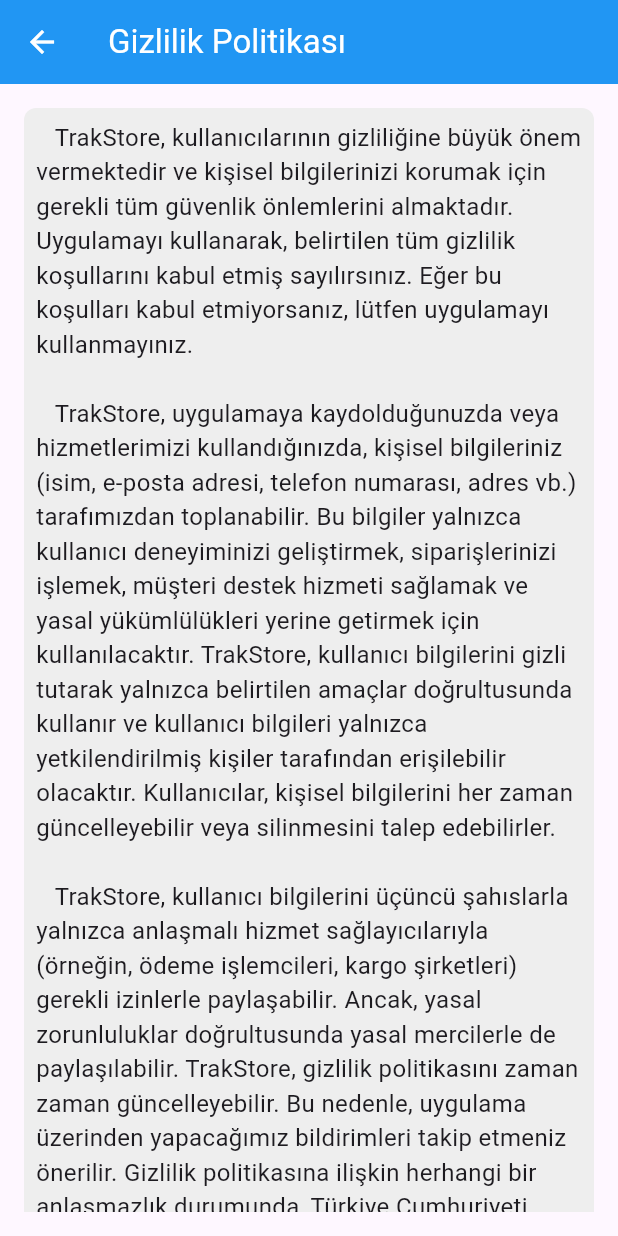
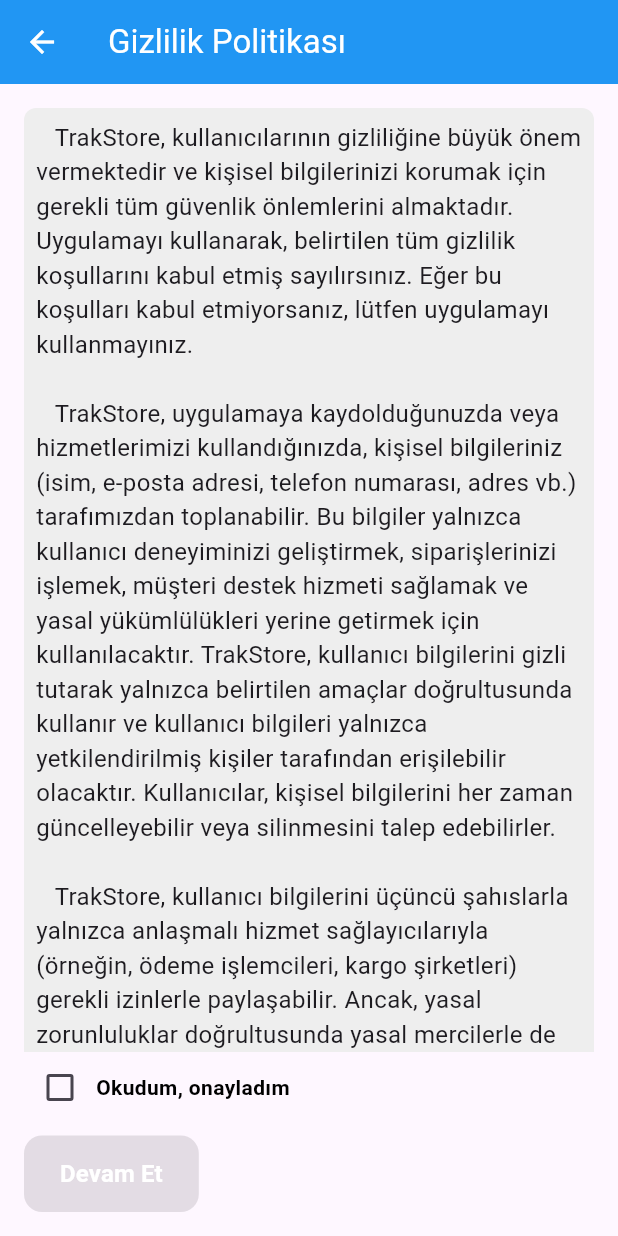
Before and after one commit to PolatAvci/yazilim_muh_proje, a Flutter app: the LoginPage screen opened directly, after a tap on "Gizlilik Politikamızı", on a phone screen of 412 x 824 dp. Run offline on Flutter 3.47's test engine with Material 3 defaults, Android fonts, the phone set to English and light mode, and no system bars; our stand-ins replace flutter_masked_text2, google_fonts; key blocks and very long unbroken strings in the code were emptied for the run.

Commit message:
Sipariş ve sipariş detay eklendi. Kullanıcı koşulları ve gizlilik sözleşmesi daha güçlü yapılandırıldı

```diff
--- a/lib/main.dart
+++ b/lib/main.dart
@@ -1,5 +1,7 @@
 import 'package:flutter/material.dart';
 import 'package:yazilim_muh_proje/pages/home_page.dart';
+import 'package:yazilim_muh_proje/pages/order_detail_page.dart';
+import 'package:yazilim_muh_proje/pages/orders_page.dart.dart';
 
 void main() {
   runApp(MaterialApp(debugShowCheckedModeBanner: false, home: HomePage()));
--- a/lib/pages/gizlilik_sozlesmesi_page.dart
+++ b/lib/pages/gizlilik_sozlesmesi_page.dart
@@ -1,12 +1,20 @@
 import 'package:flutter/material.dart';
+import 'package:yazilim_muh_proje/pages/home_page.dart';
 
-class GizlilikSozlesmesiPage extends StatelessWidget {
+class GizlilikSozlesmesiPage extends StatefulWidget {
+  const GizlilikSozlesmesiPage({super.key});
+
+  @override
+  _GizlilikSozlesmesiPageState createState() => _GizlilikSozlesmesiPageState();
+}
+
+class _GizlilikSozlesmesiPageState extends State<GizlilikSozlesmesiPage> {
+  bool isChecked = false;
+
   final String privacyText =
       "   TrakStore, kullanıcılarının gizliliğine büyük önem vermektedir ve kişisel bilgilerinizi korumak için gerekli tüm güvenlik önlemlerini almaktadır. Uygulamayı kullanarak, belirtilen tüm gizlilik koşullarını kabul etmiş sayılırsınız. Eğer bu koşulları kabul etmiyorsanız, lütfen uygulamayı kullanmayınız.\n\n"
       "   TrakStore, uygulamaya kaydolduğunuzda veya hizmetlerimizi kullandığınızda, kişisel bilgileriniz (isim, e-posta adresi, telefon numarası, adres vb.) tarafımızdan toplanabilir. Bu bilgiler yalnızca kullanıcı deneyiminizi geliştirmek, siparişlerinizi işlemek, müşteri destek hizmeti sağlamak ve yasal yükümlülükleri yerine getirmek için kullanılacaktır. TrakStore, kullanıcı bilgilerini gizli tutarak yalnızca belirtilen amaçlar doğrultusunda kullanır ve kullanıcı bilgileri yalnızca yetkilendirilmiş kişiler tarafından erişilebilir olacaktır. Kullanıcılar, kişisel bilgilerini her zaman güncelleyebilir veya silinmesini talep edebilirler.\n\n"
       "   TrakStore, kullanıcı bilgilerini üçüncü şahıslarla yalnızca anlaşmalı hizmet sağlayıcılarıyla (örneğin, ödeme işlemcileri, kargo şirketleri) gerekli izinlerle paylaşabilir. Ancak, yasal zorunluluklar doğrultusunda yasal mercilerle de paylaşılabilir. TrakStore, gizlilik politikasını zaman zaman güncelleyebilir. Bu nedenle, uygulama üzerinden yapacağımız bildirimleri takip etmeniz önerilir. Gizlilik politikasına ilişkin herhangi bir anlaşmazlık durumunda, Türkiye Cumhuriyeti yasalarına göre çözüme kavuşturulacaktır.";
-
-  const GizlilikSozlesmesiPage({super.key});
 
   @override
   Widget build(BuildContext context) {
@@ -18,22 +26,76 @@ class GizlilikSozlesmesiPage extends StatelessWidget {
         ),
         title: Text(
           'Gizlilik Politikası',
-          style: TextStyle(color: Colors.white), // Kalın yazı
+          style: TextStyle(color: Colors.white),
         ),
         backgroundColor: Colors.blue,
       ),
       body: Padding(
         padding: EdgeInsets.all(16.0),
-        child: SingleChildScrollView(
-          // Scrollable hale getirdim
-          child: Container(
-            padding: EdgeInsets.all(8.0), // Container içine padding ekledim
-            decoration: BoxDecoration(
-              color: Colors.grey.shade200, // Arka plan rengi
-              borderRadius: BorderRadius.circular(8.0), // Köşeleri yuvarlama
+        child: Column(
+          crossAxisAlignment: CrossAxisAlignment.start,
+          children: [
+            Expanded(
+              child: SingleChildScrollView(
+                child: Container(
+                  padding: EdgeInsets.all(8.0),
+                  decoration: BoxDecoration(
+                    color: Colors.grey.shade200,
+                    borderRadius: BorderRadius.circular(8.0),
+                  ),
+                  child: Text(privacyText, style: TextStyle(fontSize: 16)),
+                ),
+              ),
             ),
-            child: Text(privacyText, style: TextStyle(fontSize: 16)),
-          ),
+            Row(
+              children: [
+                Checkbox(
+                  value: isChecked,
+                  activeColor: Colors.green,
+                  onChanged: (bool? value) {
+                    setState(() {
+                      isChecked = value ?? false;
+                    });
+                  },
+                ),
+                Text(
+                  "Okudum, onayladım",
+                  style: TextStyle(
+                    fontWeight: FontWeight.bold,
+                    color: Colors.black,
+                  ),
+                ),
+              ],
+            ),
+            SizedBox(height: 8.0),
+            ElevatedButton(
+              onPressed:
+                  isChecked
+                      ? () {
+                        Navigator.pushAndRemoveUntil(
+                          context,
+                          MaterialPageRoute(builder: (context) => HomePage()),
+                          (route) => false,
+                        );
+                      }
+                      : null,
+              style: ElevatedButton.styleFrom(
+                backgroundColor: Colors.blue.shade600,
+                padding: EdgeInsets.symmetric(vertical: 14.0, horizontal: 24.0),
+                shape: RoundedRectangleBorder(
+                  borderRadius: BorderRadius.circular(12.0),
+                ),
+              ),
+              child: Text(
+                "Devam Et",
+                style: TextStyle(
+                  fontSize: 16,
+                  fontWeight: FontWeight.bold,
+                  color: Colors.white,
+                ),
+              ),
+            ),
+          ],
         ),
       ),
     );
--- a/lib/pages/login_page.dart
+++ b/lib/pages/login_page.dart
@@ -2,8 +2,8 @@ import 'package:flutter/material.dart';
 import 'package:yazilim_muh_proje/components/button.dart';
 import 'package:yazilim_muh_proje/pages/login_with_email_page.dart';
 import 'package:yazilim_muh_proje/pages/register_page.dart';
-import 'kullanim_kosullari_page.dart';
-import 'gizlilik_sozlesmesi_page.dart';
+import 'package:yazilim_muh_proje/pages/kullanim_kosullari_page.dart';
+import 'package:yazilim_muh_proje/pages/gizlilik_sozlesmesi_page.dart';
 
 class LoginPage extends StatelessWidget {
   const LoginPage({super.key});
@@ -96,7 +96,10 @@ class LoginPage extends StatelessWidget {
                             color: Colors.black,
                           ),
                           children: [
-                            const TextSpan(text: "Devam etmek suretiyle "),
+                            const TextSpan(
+                              text: "Devam etmek suretiyle ",
+                              style: TextStyle(fontWeight: FontWeight.bold),
+                            ),
                             WidgetSpan(
                               child: GestureDetector(
                                 onTap: () {
@@ -118,7 +121,10 @@ class LoginPage extends StatelessWidget {
                                 ),
                               ),
                             ),
-                            const TextSpan(text: "ve "),
+                            const TextSpan(
+                              text: "ve ",
+                              style: TextStyle(fontWeight: FontWeight.bold),
+                            ),
                             WidgetSpan(
                               child: GestureDetector(
                                 onTap: () {
@@ -140,7 +146,10 @@ class LoginPage extends StatelessWidget {
                                 ),
                               ),
                             ),
-                            const TextSpan(text: "kabul etmiş olursunuz."),
+                            const TextSpan(
+                              text: "kabul etmiş olursunuz.",
+                              style: TextStyle(fontWeight: FontWeight.bold),
+                            ),
                           ],
                         ),
                       ),
```
Also changed, not shown: lib/Models/order.dart (added, +15 -0 lines), lib/components/product_card.dart (+37 -20 lines), lib/pages/favorite_page.dart (+11 -14 lines), lib/pages/home_page.dart (+7 -6 lines), lib/pages/kullanim_kosullari_page.dart (+76 -13 lines), lib/pages/order_detail_page.dart (added, +155 -0 lines), lib/pages/orders_page.dart.dart (added, +178 -0 lines).
